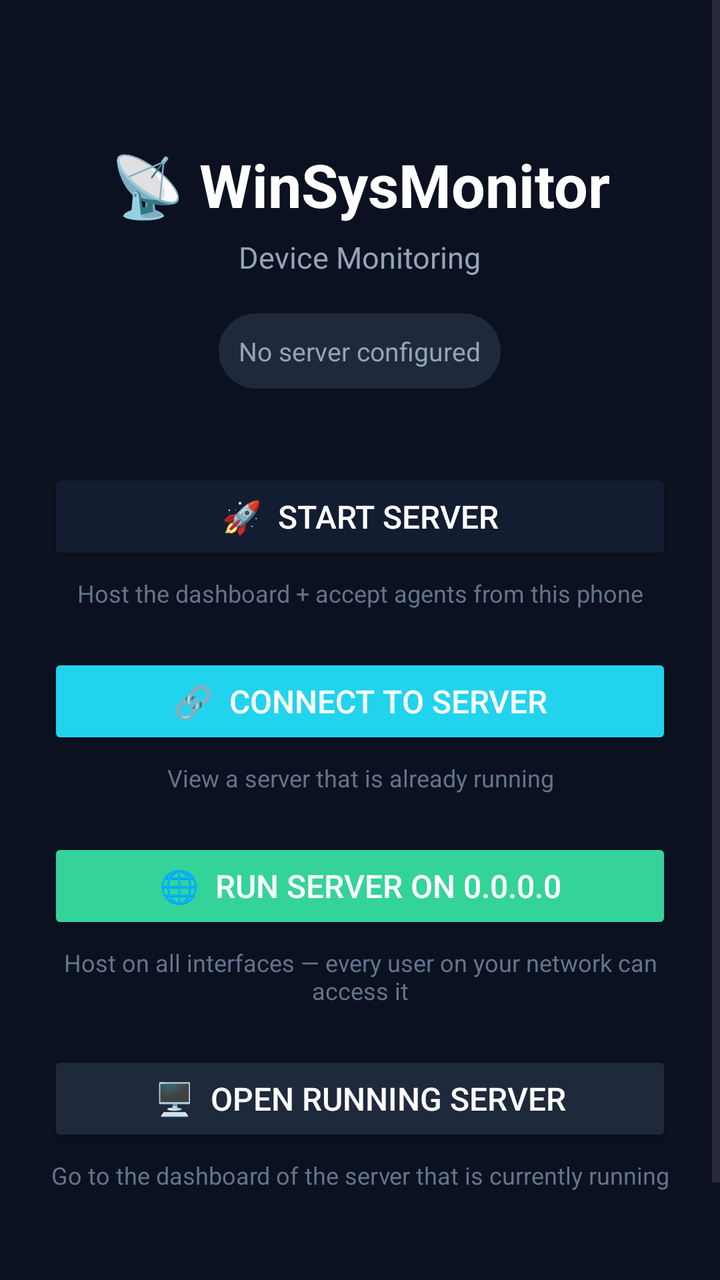
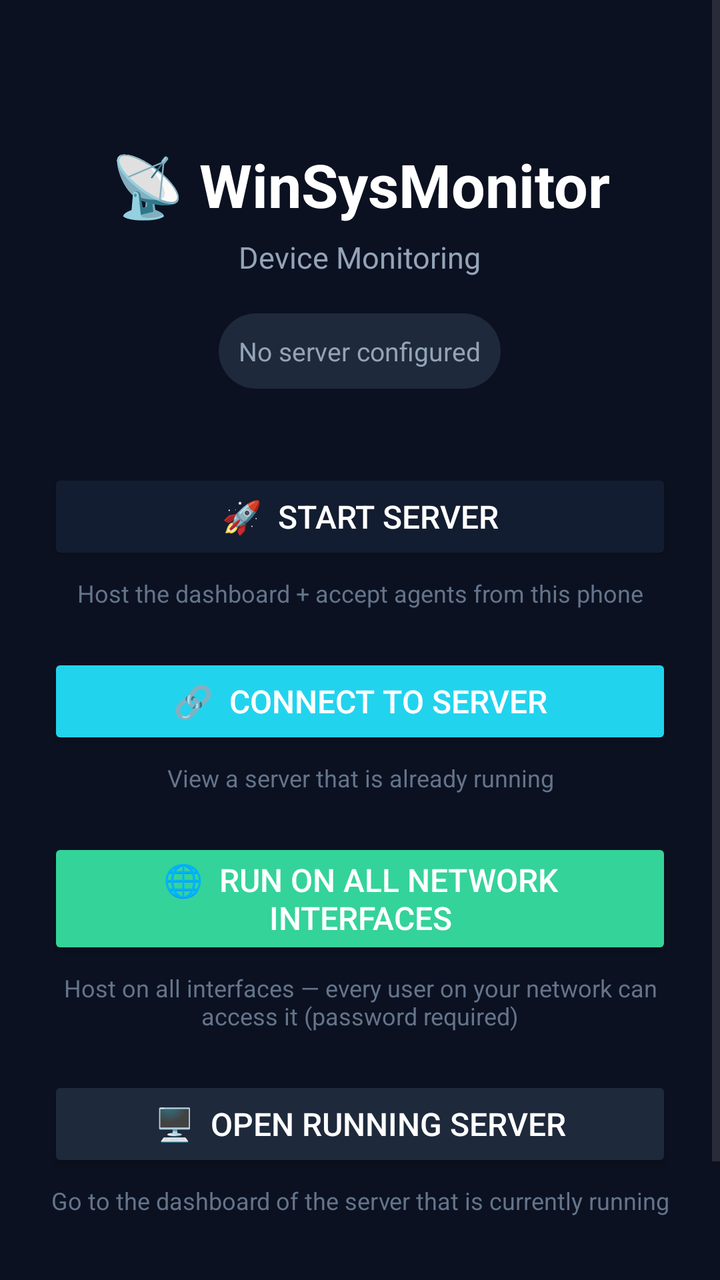

Before-and-after screenshots of an Android layout around one commit, followed by the original layout XML and the change that was made.
<!-- AndroidManifest.xml: application theme Theme.WinSysMonitor -->
<!-- res/layout/activity_launcher.xml -->
<?xml version="1.0" encoding="utf-8"?>
<ScrollView xmlns:android="http://schemas.android.com/apk/res/android"
    android:layout_width="match_parent"
    android:layout_height="match_parent"
    android:fillViewport="true"
    android:background="@color/launcher_bg">

    <LinearLayout
        android:layout_width="match_parent"
        android:layout_height="wrap_content"
        android:orientation="vertical"
        android:padding="24dp"
        android:gravity="center_horizontal">

        <TextView
            android:layout_width="wrap_content"
            android:layout_height="wrap_content"
            android:layout_marginTop="48dp"
            android:text="📡 WinSysMonitor"
            android:textSize="30sp"
            android:textStyle="bold"
            android:textColor="@color/white" />

        <TextView
            android:layout_width="wrap_content"
            android:layout_height="wrap_content"
            android:layout_marginTop="6dp"
            android:text="Device Monitoring"
            android:textSize="15sp"
            android:textColor="#94A3B8" />

        <TextView
            android:id="@+id/tvStatus"
            android:layout_width="wrap_content"
            android:layout_height="wrap_content"
            android:layout_marginTop="18dp"
            android:padding="10dp"
            android:background="@drawable/bg_status_chip"
            android:text="No server configured"
            android:textSize="13sp"
            android:textColor="#94A3B8" />

        <Button
            android:id="@+id/btnStartServer"
            android:layout_width="match_parent"
            android:layout_height="wrap_content"
            android:layout_marginTop="40dp"
            android:text="🚀  Start Server"
            android:textSize="16sp"
            android:backgroundTint="@color/primary"
            android:textColor="@color/white" />

        <TextView
            android:layout_width="match_parent"
            android:layout_height="wrap_content"
            android:layout_marginTop="6dp"
            android:gravity="center"
            android:text="Host the dashboard + accept agents from this phone"
            android:textSize="12sp"
            android:textColor="#64748B" />

        <Button
            android:id="@+id/btnConnect"
            android:layout_width="match_parent"
            android:layout_height="wrap_content"
            android:layout_marginTop="22dp"
            android:text="🔗  Connect to Server"
            android:textSize="16sp"
            android:backgroundTint="@color/cyan"
            android:textColor="@color/white" />

        <TextView
            android:layout_width="match_parent"
            android:layout_height="wrap_content"
            android:layout_marginTop="6dp"
            android:gravity="center"
            android:text="View a server that is already running"
            android:textSize="12sp"
            android:textColor="#64748B" />

        <Button
            android:id="@+id/btnRunAll"
            android:layout_width="match_parent"
            android:layout_height="wrap_content"
            android:layout_marginTop="22dp"
            android:text="🌐  Run Server on 0.0.0.0"
            android:textSize="16sp"
            android:backgroundTint="@color/online_green"
            android:textColor="@color/white" />

        <TextView
            android:layout_width="match_parent"
            android:layout_height="wrap_content"
            android:layout_marginTop="6dp"
            android:gravity="center"
            android:text="Host on all interfaces — every user on your network can access it"
            android:textSize="12sp"
            android:textColor="#64748B" />

        <Button
            android:id="@+id/btnOpenDashboard"
            android:layout_width="match_parent"
            android:layout_height="wrap_content"
            android:layout_marginTop="22dp"
            android:text="🖥️  Open Running Server"
            android:textSize="16sp"
            android:backgroundTint="@color/card_bg"
            android:textColor="@color/white" />

        <TextView
            android:layout_width="match_parent"
            android:layout_height="wrap_content"
            android:layout_marginTop="6dp"
            android:gravity="center"
            android:text="Go to the dashboard of the server that is currently running"
            android:textSize="12sp"
            android:textColor="#64748B" />

        <TextView
            android:id="@+id/tvDeveloper"
            android:layout_width="wrap_content"
            android:layout_height="wrap_content"
            android:layout_marginTop="34dp"
            android:padding="10dp"
            android:text="👨‍💻  Connect Developer"
            android:textSize="14sp"
            android:textColor="#22D3EE" />
    </LinearLayout>
</ScrollView>
<!-- resources referenced by this layout -->
<resources>
  <color name="card_bg">#1E293B</color>
  <color name="cyan">#22d3ee</color>
  <color name="launcher_bg">#0b1120</color>
  <color name="online_green">#34D399</color>
  <color name="primary">#131d31</color>
  <color name="white">#FFFFFF</color>
  <!-- drawable bg_status_chip (drawable) -->
  <?xml version="1.0" encoding="utf-8"?>
  <shape xmlns:android="http://schemas.android.com/apk/res/android" android:shape="rectangle">
      <corners android:radius="999px" />
      <solid android:color="#1E293B" />
  </shape>
  <style name="Theme.WinSysMonitor" parent="Theme.Material3.DayNight.NoActionBar">
          <item name="colorPrimary">@color/primary</item>
          <item name="colorOnPrimary">@color/white</item>
          <item name="colorSecondary">@color/cyan</item>
          <item name="colorOnSecondary">@color/primary_dark</item>
          <item name="android:statusBarColor">@color/primary_dark</item>
          <item name="android:navigationBarColor">@color/primary_dark</item>
      </style>
  <color name="primary_dark">#0b1120</color>
</resources>

<!-- the commit's change to res/layout/activity_launcher.xml (unified diff, before → after) -->
@@ -83,7 +83,7 @@
             android:layout_width="match_parent"
             android:layout_height="wrap_content"
             android:layout_marginTop="22dp"
-            android:text="🌐  Run Server on 0.0.0.0"
+            android:text="🌐  Run on All Network Interfaces"
             android:textSize="16sp"
             android:backgroundTint="@color/online_green"
             android:textColor="@color/white" />
@@ -93,7 +93,7 @@
             android:layout_height="wrap_content"
             android:layout_marginTop="6dp"
             android:gravity="center"
-            android:text="Host on all interfaces — every user on your network can access it"
+            android:text="Host on all interfaces — every user on your network can access it (password required)"
             android:textSize="12sp"
             android:textColor="#64748B" />
 
